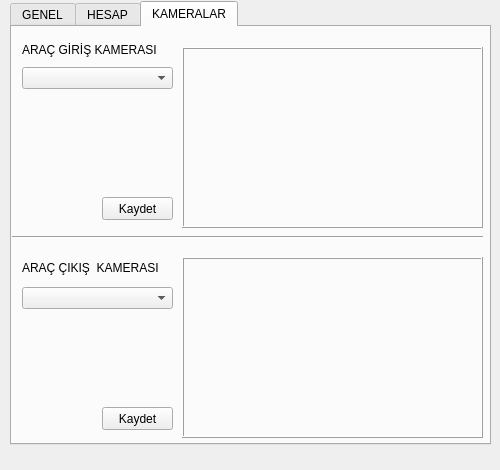
Old version of the form forms/settingspanel.ui in the repository ydcpp/ParkingLotManagement.
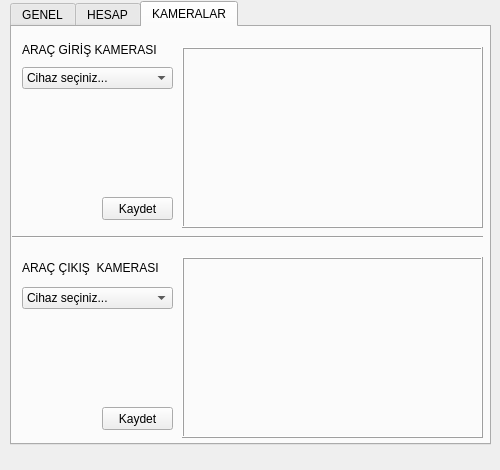
New version of the form. The open tabs and pages were chosen to show the change. Icons and pictures are not drawn. Custom widgets are drawn as their Qt base class.

The edit to the form file:
```diff
--- a/forms/settingspanel.ui
+++ b/forms/settingspanel.ui
@@ -1627,6 +1627,11 @@
        <height>22</height>
       </rect>
      </property>
+     <item>
+      <property name="text">
+       <string>Cihaz seçiniz...</string>
+      </property>
+     </item>
     </widget>
     <widget class="QComboBox" name="comboBox_cam_out">
      <property name="geometry">
@@ -1637,6 +1642,11 @@
        <height>22</height>
       </rect>
      </property>
+     <item>
+      <property name="text">
+       <string>Cihaz seçiniz...</string>
+      </property>
+     </item>
     </widget>
     <widget class="QPushButton" name="pushButton_savecamera_in">
      <property name="geometry">
```
Left out of the diff: 6 changed lines with no effect on the pictures.
